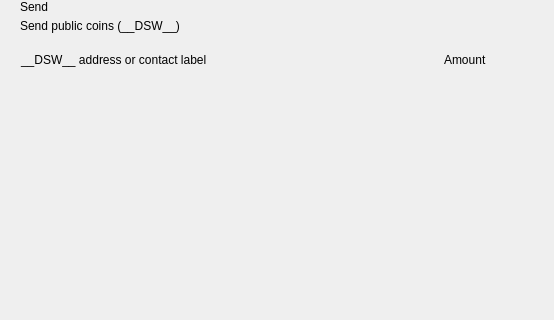
decenomy/DSW, file src/qt/pivx/forms/send.ui: the form before one commit; both pictures show x 0 to 554 and y 0 to 320 of the 893 by 700 pixel window.
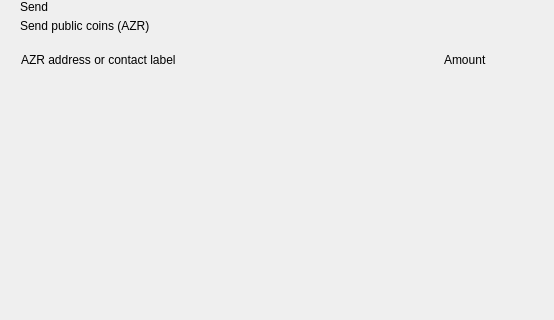
The form after the commit. Custom widgets are drawn as their Qt base class.

What changed in the file:
```diff
--- a/src/qt/pivx/forms/send.ui
+++ b/src/qt/pivx/forms/send.ui
@@ -81,7 +81,7 @@
             <item>
              <widget class="QLabel" name="labelSubtitle1">
               <property name="text">
-               <string>Send public coins (__DSW__)</string>
+               <string>Send public coins (AZR)</string>
               </property>
              </widget>
             </item>
@@ -141,7 +141,7 @@
              <string notr="true">margin-left:8px;</string>
             </property>
             <property name="text">
-             <string>__DSW__ address or contact label</string>
+             <string>AZR address or contact label</string>
             </property>
            </widget>
           </item>
```
